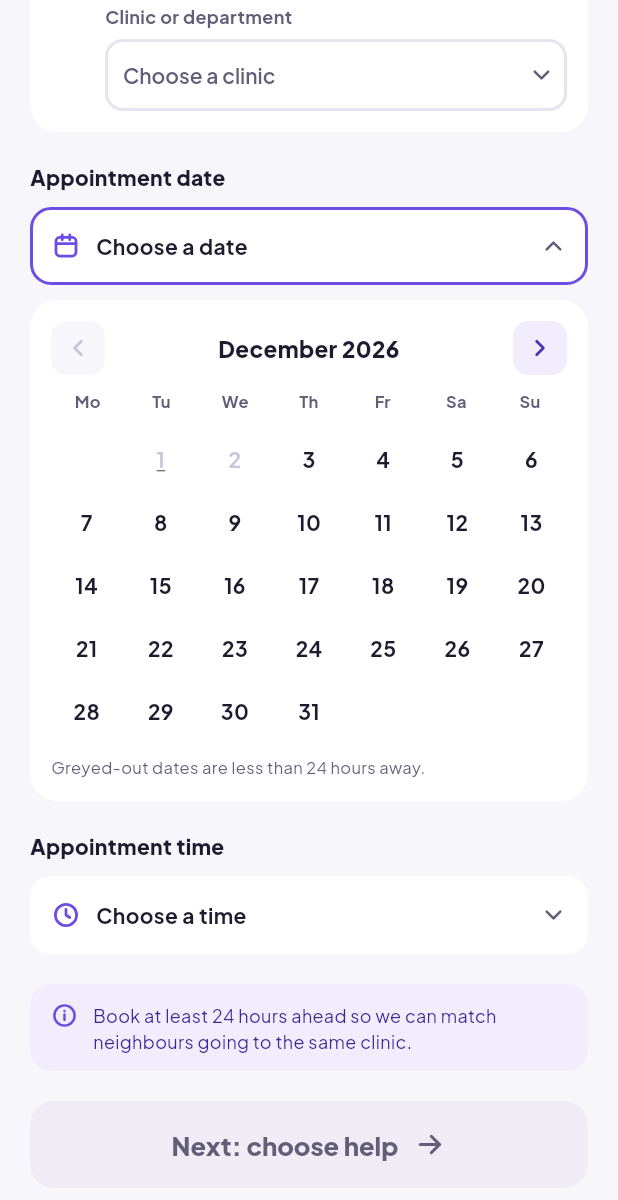
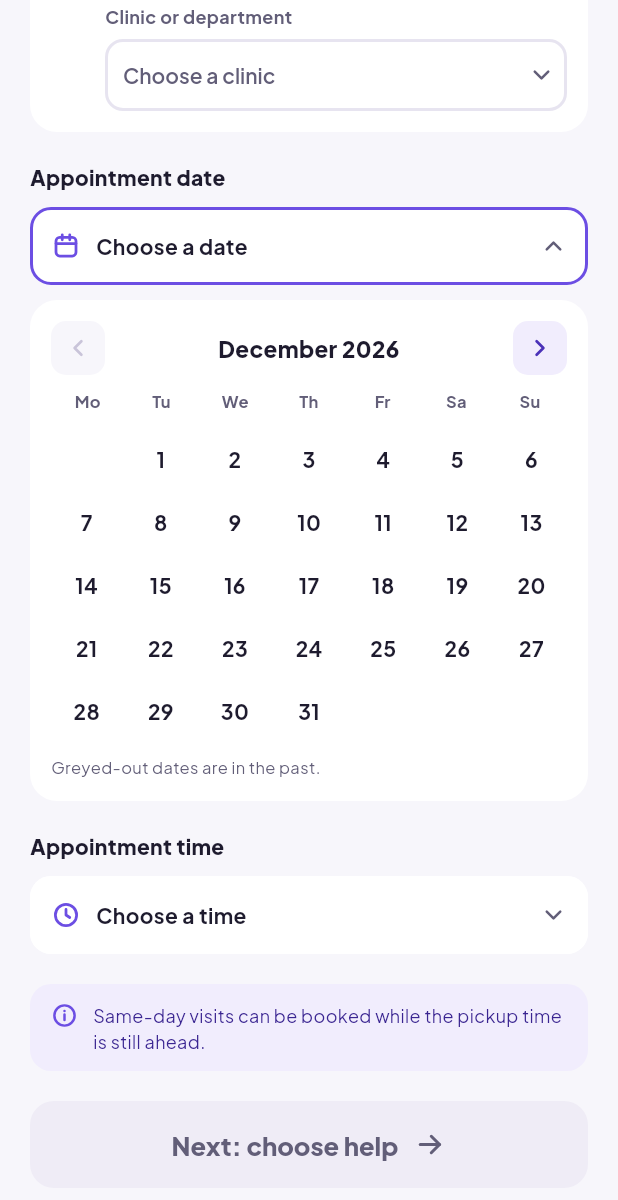
Before and after one commit to Yein123/careway, a Flutter app: the BookScreen screen opened by its route, scrolled down 1386 dp, on a phone screen of 412 x 824 dp. Shown: the top 1200 px of the screen. Run offline on Flutter 3.47's test engine with Material 3 defaults, Android fonts, the light colour scheme and no system bars; our stand-ins replace cloud_firestore, cloud_functions, firebase_auth, firebase_core, flutter_riverpod, flutter_svg and 1 more; accounts and stored records are empty; generated files the repository leaves out were written again.

Commit message:
feat(app): book for today; calendar stays open; same-day groups have no lock time

```diff
--- a/lib/data/api.dart
+++ b/lib/data/api.dart
@@ -19,7 +19,7 @@ String friendlyError(Object e) {
       'group-full' => 'This group is full.',
       'offer-expired' => 'This request expired.',
       'off-duty' => 'Go on duty to accept requests.',
-      'too-soon' => 'Book at least 24 hours ahead.',
+      'too-soon' => 'That time has already passed.',
       'level1-not-allowed' => 'This patient needs a Level 2 escort.',
       'no-patient' => 'Add who is going first.',
       'not-payable' => 'This booking is no longer waiting for payment.',
--- a/lib/data/models/group.dart
+++ b/lib/data/models/group.dart
@@ -30,7 +30,7 @@ class Group {
     required this.pickupAt,
     required this.apptWindow,
     required this.status,
-    required this.lockAt,
+    this.lockAt,
     this.caregiverId,
     this.caregiverName,
     this.caregiverRating,
@@ -50,7 +50,7 @@ class Group {
   final DateTime pickupAt;
   final String apptWindow;
   final GroupStatus status;
-  final DateTime lockAt;
+  final DateTime? lockAt;
   final String? caregiverId;
   final String? caregiverName;
   final double? caregiverRating;
@@ -75,7 +75,7 @@ class Group {
     pickupAt: readDate(m['pickupAt'])!,
     apptWindow: m['apptWindow'] as String? ?? '',
     status: readEnum(GroupStatus.values, m['status'], GroupStatus.open),
-    lockAt: readDate(m['lockAt'])!,
+    lockAt: readDate(m['lockAt']),
     caregiverId: m['caregiverId'] as String?,
     caregiverName: m['caregiverName'] as String?,
     caregiverRating: (m['caregiverRating'] as num?)?.toDouble(),
--- a/lib/features/booking/book_screen.dart
+++ b/lib/features/booking/book_screen.dart
@@ -38,7 +38,7 @@ class _BookScreenState extends ConsumerState<BookScreen> {
   @override
   void initState() {
     super.initState();
-    final first = ref.read(clockProvider)().toLocal().add(const Duration(days: 1));
+    final first = ref.read(clockProvider)().toLocal();
     _month = DateTime(first.year, first.month);
     final pref = switch (widget.service) { 'level1' => 1, 'level2' => 2, _ => null };
     if (pref != null) {
@@ -254,7 +254,6 @@ class _BookScreenState extends ConsumerState<BookScreen> {
               onMonth: (m) => setState(() => _month = m),
               onPick: (d) {
                 _set((x) => x.copyWith(date: d));
-                setState(() => _calOpen = false);
               },
             ),
         ]),
@@ -309,7 +308,7 @@ class _BookScreenState extends ConsumerState<BookScreen> {
             CwIcon('<circle cx="12" cy="12" r="9"/><path d="M12 11v5M12 8h.01"/>', size: 18, strokeWidth: 2.2, color: CwColors.primary),
             SizedBox(width: 10),
             Expanded(
-              child: Text('Book at least 24 hours ahead so we can match neighbours going to the same clinic.',
+              child: Text('Same-day visits can be booked while the pickup time is still ahead.',
                   style: TextStyle(fontSize: 12, height: 1.45, color: Color(0xFF3A2591))),
             ),
           ]),
@@ -578,7 +577,7 @@ class _Calendar extends StatelessWidget {
             ]),
           ),
         const SizedBox(height: 8),
-        const Text('Greyed-out dates are less than 24 hours away.', style: TextStyle(fontSize: 11, color: CwColors.muted)),
+        const Text('Greyed-out dates are in the past.', style: TextStyle(fontSize: 11, color: CwColors.muted)),
       ]),
     );
   }
--- a/lib/features/booking/booking_common.dart
+++ b/lib/features/booking/booking_common.dart
@@ -43,6 +43,7 @@ BookingDraft draftFromBooking(Booking b, BookingDraft current) {
 }
 
 bool afterLock(Booking b, DateTime now) {
+  if (b.groupId != null && b.lockAt == null) return false;
   final lockAt = b.lockAt ?? b.apptAt.subtract(const Duration(hours: 24));
   return !now.isBefore(lockAt);
 }
--- a/lib/features/booking/booking_draft.dart
+++ b/lib/features/booking/booking_draft.dart
@@ -150,9 +150,11 @@ String slotLabel(int minutes) {
   return '${h % 12 == 0 ? 12 : h % 12}:$m ${h < 12 ? 'AM' : 'PM'}';
 }
 
-/// A day is bookable when it starts at least 24 hours from now.
-bool dayBookable(DateTime day, DateTime now) =>
-    !DateTime(day.year, day.month, day.day).isBefore(now.toLocal().add(const Duration(hours: 24)));
+/// A day is bookable from today onwards (same-day visits are allowed).
+bool dayBookable(DateTime day, DateTime now) {
+  final n = now.toLocal();
+  return !DateTime(day.year, day.month, day.day).isBefore(DateTime(n.year, n.month, n.day));
+}
 
 /// Entry point for a new booking: clears the draft and opens step 1.
 /// [patientId] prefills a follow-up visit.
--- a/lib/features/booking/group_list_screen.dart
+++ b/lib/features/booking/group_list_screen.dart
@@ -44,9 +44,11 @@ class _GroupListScreenState extends ConsumerState<GroupListScreen> {
     final draft = ref.watch(bookingDraftProvider);
     final patient = draftPatient(ref);
     final now = ref.watch(clockProvider)();
-    final groups = draft.hospitalId == null || draft.dateKey == null
+    final allGroups = draft.hospitalId == null || draft.dateKey == null
         ? const AsyncValue<List<Group>>.data([])
         : ref.watch(_dayGroupsProvider((draft.hospitalId!, draft.dateKey!)));
+    // A group whose pickup time has passed can no longer be joined.
+    final groups = allGroups.whenData((l) => [for (final g in l) if (g.pickupAt.isAfter(now)) g]);
     final list = groups.value ?? const <Group>[];
     final best = _best(list, now);
     // Preselect the best match the first time groups arrive.
--- a/lib/features/booking/payment_screen.dart
+++ b/lib/features/booking/payment_screen.dart
@@ -206,8 +206,8 @@ class _BodyState extends ConsumerState<_Body> {
           const SizedBox(height: 8),
           Text(
             l1
-                ? 'You pay ${formatRm(share!)} now for the ride. If more neighbours join before '
-                    '${dayTimeLabel(b.lockAt ?? b.apptAt.subtract(const Duration(hours: 24)))}, you get the difference back automatically. '
+                ? 'You pay ${formatRm(share!)} now for the ride. '
+                    '${b.groupId != null && b.lockAt == null ? 'When the group is set before pickup, you get the difference back automatically. ' : 'If more neighbours join before ${dayTimeLabel(b.lockAt ?? b.apptAt.subtract(const Duration(hours: 24)))}, you get the difference back automatically. '}'
                     'Waiting time is not charged. Sample prices.'
                 : 'Charged by actual time, in 30-minute steps. If the visit is shorter you get the difference back; '
                     'if longer, we ask you before adding time. Sample prices.',
```
Also changed, not shown: 3 other files.
